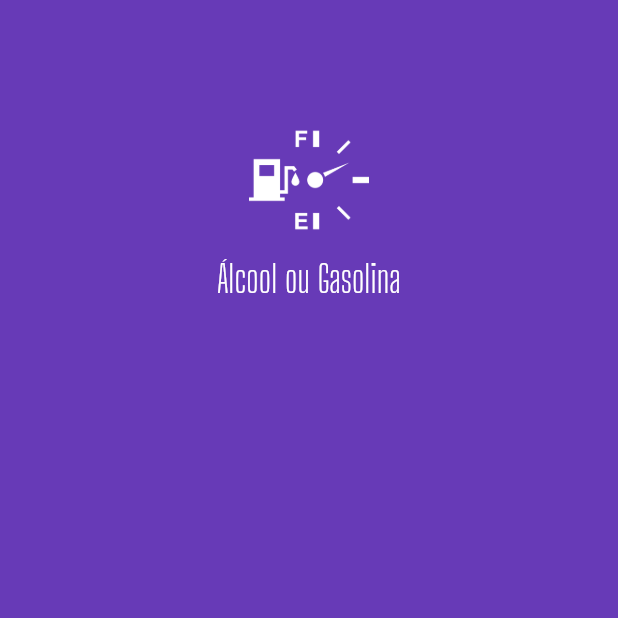
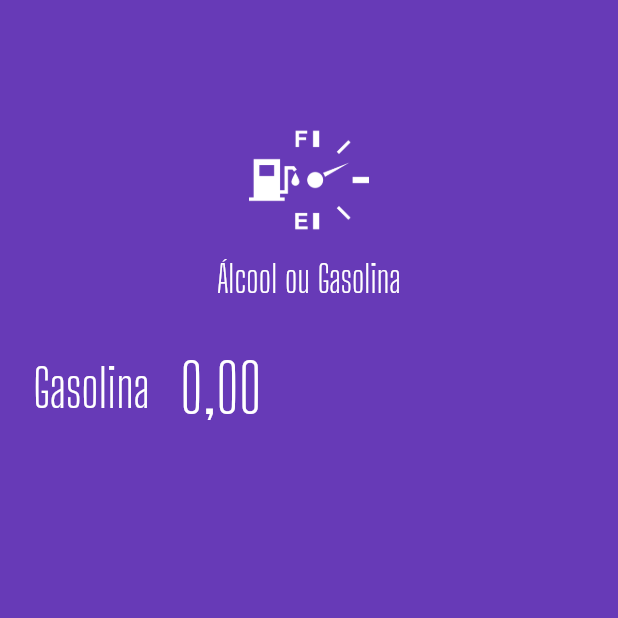
Before and after one commit to maiconjobim/aog, a Flutter app: the screen it shows after launch, on a phone screen of 412 x 824 dp, the top half of it. Run offline on Flutter 3.47's test engine with Material 2 defaults, Android fonts, the phone set to English and light mode, and no system bars; our stand-ins replace flutter_masked_text.

Commit message:
feat MoneyMasked and TextFormField

```diff
--- a/lib/main.dart
+++ b/lib/main.dart
@@ -1,5 +1,6 @@
 import 'package:aog/widgets/logo.widget.dart';
 import 'package:flutter/material.dart';
+import 'package:flutter_masked_text/flutter_masked_text.dart';
 
 void main() {
   runApp(MyApp());
@@ -22,10 +23,43 @@ class MyApp extends StatelessWidget {
 class HomePage extends StatelessWidget {
   @override
   Widget build(BuildContext context) {
+    var _gasController = new MoneyMaskedTextController();
+
     return Scaffold(
       backgroundColor: Theme.of(context).primaryColor,
       body: ListView(children: [
         Logo(),
+        Row(
+          children: [
+            Container(
+              width: 100,
+              alignment: Alignment.centerRight,
+              child: Text(
+                "Gasolina",
+                style: TextStyle(
+                    color: Colors.white,
+                    fontSize: 35,
+                    fontFamily: "Big Shouders Display"),
+              ),
+            ),
+            SizedBox(
+              width: 20,
+            ),
+            Expanded(
+              child: TextFormField(
+                controller: _gasController,
+                keyboardType: TextInputType.number,
+                style: TextStyle(
+                    color: Colors.white,
+                    fontSize: 45,
+                    fontFamily: "Big Shouders Display"),
+                decoration: InputDecoration(
+                  border: InputBorder.none,
+                ),
+              ),
+            ),
+          ],
+        )
       ]),
     );
   }
```
